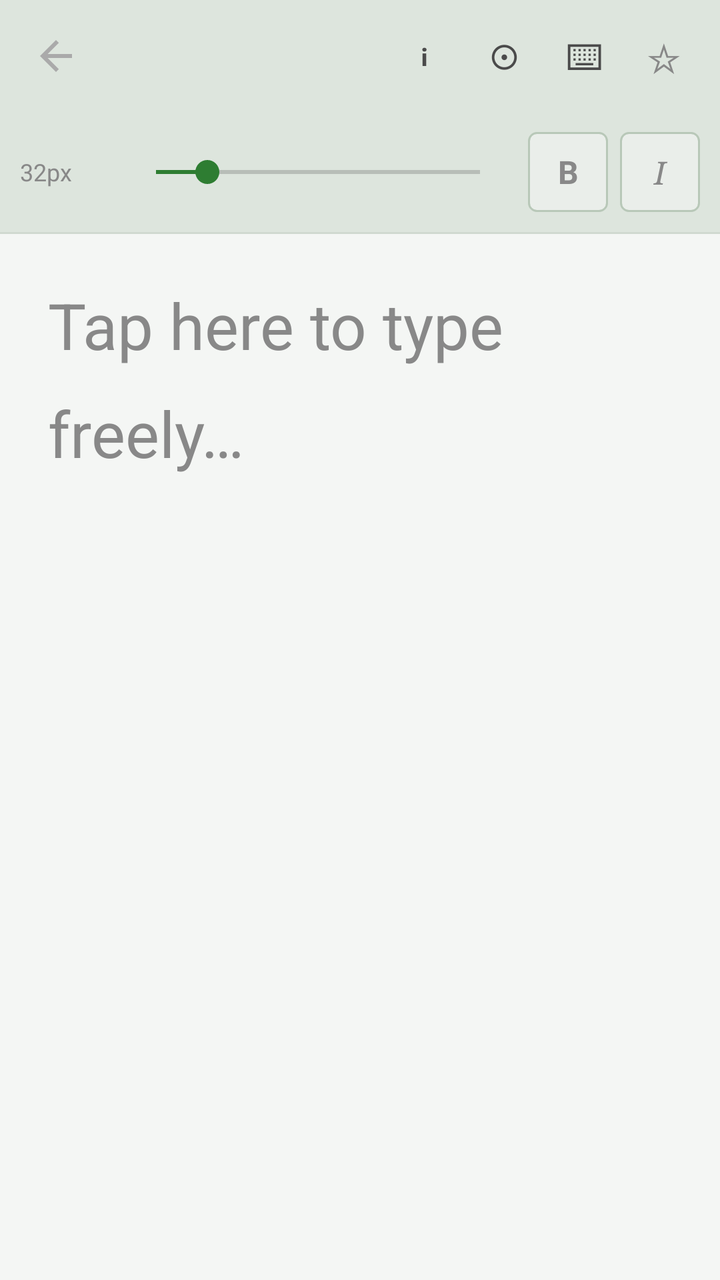
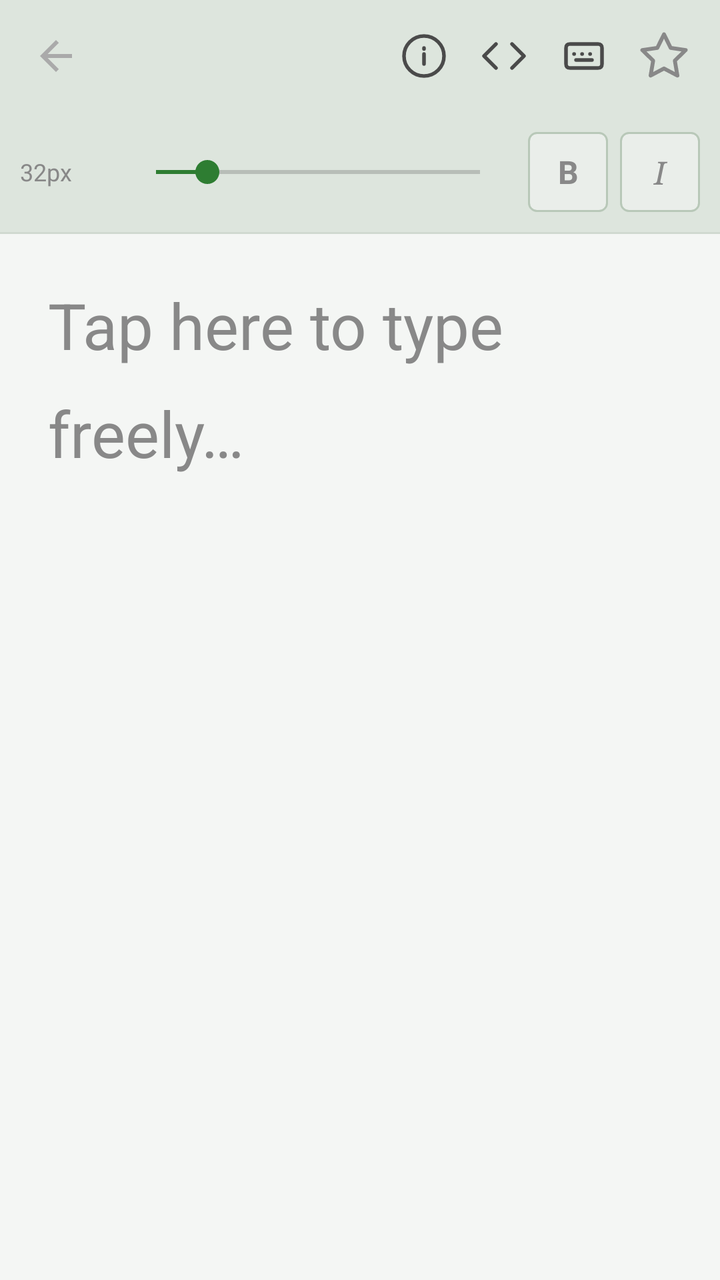

The first picture is an Android layout as it rendered before a commit; the second is the same layout after the commit. The layout source and the unified diff follow.
<!-- AndroidManifest.xml: application theme Theme.FontLens -->
<!-- res/layout/fragment_preview.xml -->
<?xml version="1.0" encoding="utf-8"?>
<androidx.constraintlayout.widget.ConstraintLayout
    xmlns:android="http://schemas.android.com/apk/res/android"
    xmlns:app="http://schemas.android.com/apk/res-auto"
    android:layout_width="match_parent"
    android:layout_height="match_parent"
    android:background="?attr/bgPrimary">

    <androidx.appcompat.widget.Toolbar
        android:id="@+id/toolbar"
        android:layout_width="0dp"
        android:layout_height="?attr/actionBarSize"
        android:background="?attr/bgSidebar"
        app:layout_constraintEnd_toEndOf="parent"
        app:layout_constraintStart_toStartOf="parent"
        app:layout_constraintTop_toTopOf="parent"
        app:navigationIcon="@drawable/ic_back"
        app:navigationIconTint="?attr/textSecondary">

        <LinearLayout
            android:layout_width="match_parent"
            android:layout_height="wrap_content"
            android:orientation="horizontal"
            android:gravity="center_vertical"
            android:paddingEnd="8dp">

            <TextView
                android:id="@+id/tv_font_name"
                android:layout_width="0dp"
                android:layout_height="wrap_content"
                android:layout_weight="1"
                android:textColor="?attr/textPrimary"
                android:textSize="16sp"
                android:fontFamily="serif"
                android:maxLines="1"
                android:ellipsize="end"
                android:letterSpacing="0.04" />

            
            <TextView
                android:id="@+id/btn_add_to_library"
                android:layout_width="wrap_content"
                android:layout_height="wrap_content"
                android:text="+ Add"
                android:textSize="13sp"
                android:textColor="?attr/colorOnPrimary"
                android:background="@drawable/bg_accent_btn"
                android:paddingStart="12dp"
                android:paddingEnd="12dp"
                android:paddingTop="5dp"
                android:paddingBottom="5dp"
                android:layout_marginEnd="4dp"
                android:clickable="true"
                android:focusable="true"
                android:visibility="gone" />

            <TextView
                android:id="@+id/btn_delete"
                android:layout_width="40dp"
                android:layout_height="40dp"
                android:gravity="center"
                android:text="🗑"
                android:textSize="16sp"
                android:clickable="true"
                android:focusable="true"
                android:visibility="gone"
                android:background="?attr/selectableItemBackgroundBorderless" />

            <TextView
                android:id="@+id/btn_info"
                android:layout_width="40dp"
                android:layout_height="40dp"
                android:gravity="center"
                android:text="ℹ"
                android:textSize="18sp"
                android:textColor="?attr/textSecondary"
                android:clickable="true"
                android:focusable="true"
                android:background="?attr/selectableItemBackgroundBorderless" />

            <TextView
                android:id="@+id/btn_meta"
                android:layout_width="40dp"
                android:layout_height="40dp"
                android:gravity="center"
                android:text="⊙"
                android:textSize="18sp"
                android:textColor="?attr/textSecondary"
                android:clickable="true"
                android:focusable="true"
                android:background="?attr/selectableItemBackgroundBorderless" />

            <TextView
                android:id="@+id/btn_glyph"
                android:layout_width="40dp"
                android:layout_height="40dp"
                android:gravity="center"
                android:text="⌨"
                android:textSize="18sp"
                android:textColor="?attr/textSecondary"
                android:clickable="true"
                android:focusable="true"
                android:background="?attr/selectableItemBackgroundBorderless" />

            <TextView
                android:id="@+id/btn_favorite"
                android:layout_width="40dp"
                android:layout_height="40dp"
                android:gravity="center"
                android:text="☆"
                android:textSize="20sp"
                android:textColor="?attr/textMuted"
                android:clickable="true"
                android:focusable="true"
                android:background="?attr/selectableItemBackgroundBorderless" />

        </LinearLayout>
    </androidx.appcompat.widget.Toolbar>

    <LinearLayout
        android:id="@+id/controls_bar"
        android:layout_width="0dp"
        android:layout_height="wrap_content"
        android:orientation="horizontal"
        android:gravity="center_vertical"
        android:padding="10dp"
        android:background="?attr/bgSidebar"
        app:layout_constraintEnd_toEndOf="parent"
        app:layout_constraintStart_toStartOf="parent"
        app:layout_constraintTop_toBottomOf="@id/toolbar">

        <TextView
            android:id="@+id/tv_size_label"
            android:layout_width="wrap_content"
            android:layout_height="wrap_content"
            android:text="32px"
            android:textColor="?attr/textMuted"
            android:textSize="12sp"
            android:minWidth="52dp" />

        <SeekBar
            android:id="@+id/seekbar_size"
            android:layout_width="0dp"
            android:layout_height="wrap_content"
            android:layout_weight="1"
            android:max="152"
            android:progress="24"
            android:progressTint="?attr/accentColor"
            android:thumbTint="?attr/accentColor" />

        <TextView
            android:id="@+id/btn_bold"
            android:layout_width="40dp"
            android:layout_height="40dp"
            android:layout_marginStart="8dp"
            android:gravity="center"
            android:text="B"
            android:textSize="16sp"
            android:textStyle="bold"
            android:textColor="?attr/textMuted"
            android:background="@drawable/bg_style_btn"
            android:clickable="true"
            android:focusable="true" />

        <TextView
            android:id="@+id/btn_italic"
            android:layout_width="40dp"
            android:layout_height="40dp"
            android:layout_marginStart="6dp"
            android:gravity="center"
            android:text="I"
            android:textSize="16sp"
            android:textStyle="italic"
            android:fontFamily="serif"
            android:textColor="?attr/textMuted"
            android:background="@drawable/bg_style_btn"
            android:clickable="true"
            android:focusable="true" />

    </LinearLayout>

    <View
        android:id="@+id/divider"
        android:layout_width="0dp"
        android:layout_height="1dp"
        android:background="?attr/dividerColor"
        app:layout_constraintEnd_toEndOf="parent"
        app:layout_constraintStart_toStartOf="parent"
        app:layout_constraintTop_toBottomOf="@id/controls_bar" />

    <ScrollView
        android:layout_width="0dp"
        android:layout_height="0dp"
        android:fillViewport="true"
        app:layout_constraintBottom_toBottomOf="parent"
        app:layout_constraintEnd_toEndOf="parent"
        app:layout_constraintStart_toStartOf="parent"
        app:layout_constraintTop_toBottomOf="@id/divider">

        <EditText
            android:id="@+id/et_preview"
            android:layout_width="match_parent"
            android:layout_height="wrap_content"
            android:minHeight="300dp"
            android:padding="24dp"
            android:background="@null"
            android:textColor="?attr/textPrimary"
            android:textSize="32sp"
            android:gravity="top|start"
            android:hint="@string/tap_to_type"
            android:textColorHint="?attr/textMuted"
            android:inputType="textMultiLine|textCapSentences"
            android:lineSpacingMultiplier="1.4" />

    </ScrollView>

</androidx.constraintlayout.widget.ConstraintLayout>
<!-- resources referenced by this layout -->
<resources>
  <string name="tap_to_type">Tap here to type freely…</string>
  <style name="Theme.FontLens" parent="Theme.FontLens.Green.Light" />
  <color name="green_light_accent">#2E7D32</color>
  <color name="green_light_accent_dim">#C8E6C9</color>
  <color name="green_light_bg_surface">#FFFFFF</color>
  <color name="green_light_text_primary">#1B1B1B</color>
  <color name="green_light_bg_primary">#F4F6F4</color>
  <color name="green_light_bg_sidebar">#DDE5DD</color>
  <color name="green_light_text_secondary">#4A4A4A</color>
  <color name="green_light_bg_elevated">#EAEEEA</color>
  <color name="green_light_text_muted">#888888</color>
  <color name="green_light_divider">#D0D9D0</color>
  <color name="green_light_border">#B8C8B8</color>
  <!-- unchanged entries left out for length: 4 -->
</resources>

<!-- the commit's change to res/layout/fragment_preview.xml (unified diff, before → after) -->
@@ -54,62 +54,58 @@
                 android:focusable="true"
                 android:visibility="gone" />
 
-            <TextView
+            <ImageView
                 android:id="@+id/btn_delete"
                 android:layout_width="40dp"
                 android:layout_height="40dp"
-                android:gravity="center"
-                android:text="🗑"
-                android:textSize="16sp"
+                android:padding="8dp"
+                android:src="@drawable/ic_delete"
+                app:tint="@color/ic_delete_tint"
                 android:clickable="true"
                 android:focusable="true"
                 android:visibility="gone"
                 android:background="?attr/selectableItemBackgroundBorderless" />
 
-            <TextView
+            <ImageView
                 android:id="@+id/btn_info"
                 android:layout_width="40dp"
                 android:layout_height="40dp"
-                android:gravity="center"
-                android:text="ℹ"
-                android:textSize="18sp"
-                android:textColor="?attr/textSecondary"
-                android:clickable="true"
-                android:focusable="true"
-                android:background="?attr/selectableItemBackgroundBorderless" />
-
-            <TextView
+                android:padding="8dp"
+                android:src="@drawable/ic_info"
+                app:tint="@color/ic_tint_secondary"
+                android:clickable="true"
+                android:focusable="true"
+                android:background="?attr/selectableItemBackgroundBorderless" />
+
+            <ImageView
                 android:id="@+id/btn_meta"
                 android:layout_width="40dp"
                 android:layout_height="40dp"
-                android:gravity="center"
-                android:text="⊙"
-                android:textSize="18sp"
-                android:textColor="?attr/textSecondary"
-                android:clickable="true"
-                android:focusable="true"
-                android:background="?attr/selectableItemBackgroundBorderless" />
-
-            <TextView
+                android:padding="8dp"
+                android:src="@drawable/ic_meta"
+                app:tint="@color/ic_tint_secondary"
+                android:clickable="true"
+                android:focusable="true"
+                android:background="?attr/selectableItemBackgroundBorderless" />
+
+            <ImageView
                 android:id="@+id/btn_glyph"
                 android:layout_width="40dp"
                 android:layout_height="40dp"
-                android:gravity="center"
-                android:text="⌨"
-                android:textSize="18sp"
-                android:textColor="?attr/textSecondary"
-                android:clickable="true"
-                android:focusable="true"
-                android:background="?attr/selectableItemBackgroundBorderless" />
-
-            <TextView
+                android:padding="8dp"
+                android:src="@drawable/ic_glyph"
+                app:tint="@color/ic_tint_secondary"
+                android:clickable="true"
+                android:focusable="true"
+                android:background="?attr/selectableItemBackgroundBorderless" />
+
+            <ImageView
                 android:id="@+id/btn_favorite"
                 android:layout_width="40dp"
                 android:layout_height="40dp"
-                android:gravity="center"
-                android:text="☆"
-                android:textSize="20sp"
-                android:textColor="?attr/textMuted"
+                android:padding="7dp"
+                android:src="@drawable/ic_star_outline"
+                app:tint="@color/ic_tint_muted"
                 android:clickable="true"
                 android:focusable="true"
                 android:background="?attr/selectableItemBackgroundBorderless" />
<!-- resource entries referenced after the edit -->
@@ -1,5 +1,60 @@
 <!-- resources referenced by this layout -->
 <resources>
+  <!-- drawable ic_delete (drawable) -->
+  <vector xmlns:android="http://schemas.android.com/apk/res/android"
+      android:width="24dp" android:height="24dp" android:viewportWidth="24" android:viewportHeight="24">
+      <path android:fillColor="@android:color/transparent"
+          android:strokeColor="#000"  android:strokeWidth="1.8"
+          android:strokeLineCap="round"
+          android:pathData="M3,6 H21 M8,6 V4 Q8,3 9,3 H15 Q16,3 16,4 V6 M19,6 L18,20 Q18,21 17,21 H7 Q6,21 6,20 L5,6"/>
+      <path android:fillColor="@android:color/transparent"
+          android:strokeColor="#000" android:strokeWidth="1.8"
+          android:strokeLineCap="round"
+          android:pathData="M10,11 V17 M14,11 V17"/>
+  </vector>
+  <!-- drawable ic_glyph (drawable) -->
+  <vector xmlns:android="http://schemas.android.com/apk/res/android"
+      android:width="24dp" android:height="24dp"
+      android:viewportWidth="24" android:viewportHeight="24">
+      <path
+          android:fillColor="@android:color/transparent"
+          android:strokeColor="#000"
+          android:strokeWidth="1.8"
+          android:strokeLineCap="round"
+          android:strokeLineJoin="round"
+          android:pathData="M3,8 Q3,6 5,6 L19,6 Q21,6 21,8 L21,16 Q21,18 19,18 L5,18 Q3,18 3,16 Z M7,11 H7.1 M11,11 H11.1 M15,11 H15.1 M8,14 H16"/>
+  </vector>
+  <!-- drawable ic_info (drawable) -->
+  <vector xmlns:android="http://schemas.android.com/apk/res/android"
+      android:width="24dp" android:height="24dp"
+      android:viewportWidth="24" android:viewportHeight="24">
+      <path
+          android:fillColor="@android:color/transparent"
+          android:strokeColor="#000"
+          android:strokeWidth="1.8"
+          android:strokeLineCap="round"
+          android:pathData="M12,2 A10,10 0 1,0 12,22 A10,10 0 1,0 12,2 Z M12,8 V8.5 M12,11 V16"/>
+  </vector>
+  <!-- drawable ic_meta (drawable) -->
+  <vector xmlns:android="http://schemas.android.com/apk/res/android"
+      android:width="24dp" android:height="24dp" android:viewportWidth="24" android:viewportHeight="24">
+      <path android:fillColor="@android:color/transparent"
+          android:strokeColor="#000" android:strokeWidth="1.8"
+          android:strokeLineCap="round" android:strokeLineJoin="round"
+          android:pathData="M8,6 L2,12 L8,18"/>
+      <path android:fillColor="@android:color/transparent"
+          android:strokeColor="#000" android:strokeWidth="1.8"
+          android:strokeLineCap="round" android:strokeLineJoin="round"
+          android:pathData="M16,6 L22,12 L16,18"/>
+  </vector>
+  <!-- drawable ic_star_outline (drawable) -->
+  <vector xmlns:android="http://schemas.android.com/apk/res/android"
+      android:width="24dp" android:height="24dp" android:viewportWidth="24" android:viewportHeight="24">
+      <path android:fillColor="@android:color/transparent"
+          android:strokeColor="#000" android:strokeWidth="1.8"
+          android:strokeLineJoin="round" android:strokeLineCap="round"
+          android:pathData="M12,2 L15.09,8.26 L22,9.27 L17,14.14 L18.18,21.02 L12,17.77 L5.82,21.02 L7,14.14 L2,9.27 L8.91,8.26 Z"/>
+  </vector>
   <string name="tap_to_type">Tap here to type freely…</string>
   <style name="Theme.FontLens" parent="Theme.FontLens.Green.Light" />
   <color name="green_light_accent">#2E7D32</color>
